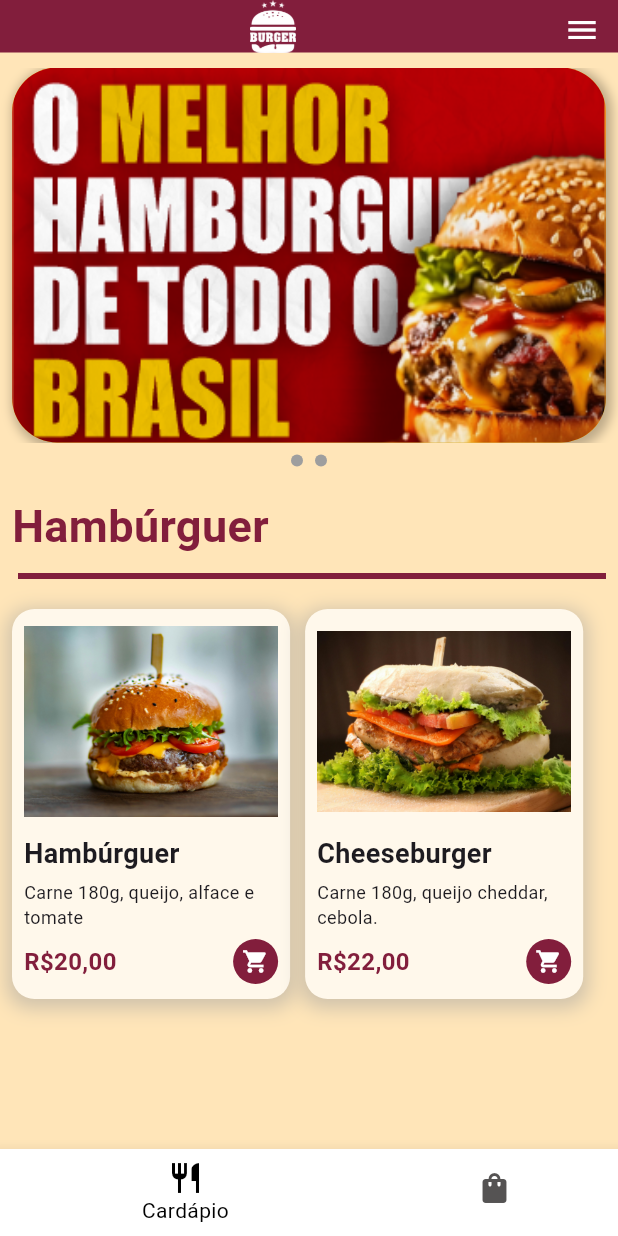
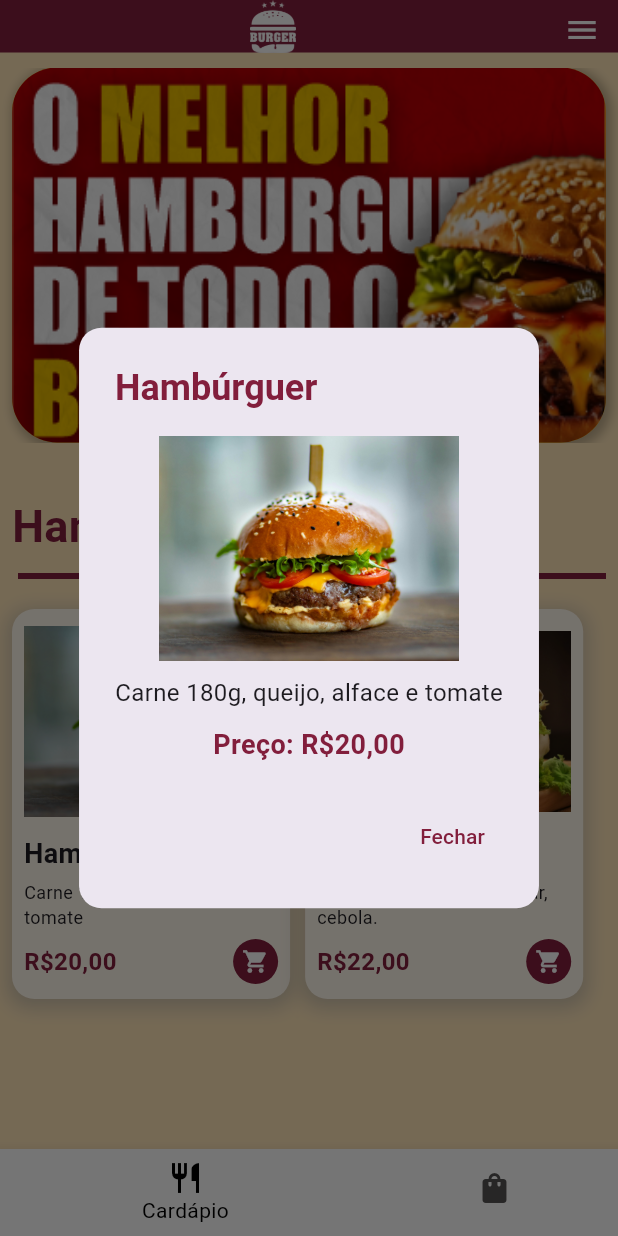
Before and after one commit to Gabriel-Victor03/appdelivery, a Flutter app: the screen it shows after launch, after a tap on the "shopping cart" icon, on a phone screen of 412 x 824 dp. Run offline on Flutter 3.47's test engine with Material 3 defaults, Android fonts, the phone set to English and light mode, and no system bars; drawn by our look-alikes of carousel_slider; our stand-ins replace parse_server_sdk_flutter; network calls fail.

Commit message:
detalhes card protótipo

```diff
--- a/lib/view/components/my_cards.dart
+++ b/lib/view/components/my_cards.dart
@@ -16,6 +16,57 @@ class MyCards extends StatelessWidget {
     },
     // Adicione mais produtos conforme necessário
   ];
+
+  // Função para abrir o diálogo com mais informações do produto
+  Future<void> openDialog(BuildContext context, Map<String, String> product) =>
+      showDialog(
+        context: context,
+        builder: (BuildContext context) {
+          return AlertDialog(
+            shape:
+                RoundedRectangleBorder(borderRadius: BorderRadius.circular(15)),
+            title: Text(
+              product['title']!,
+              style: TextStyle(
+                fontSize: 24,
+                fontWeight: FontWeight.bold,
+                color: Color.fromARGB(255, 130, 30, 60),
+              ),
+            ),
+            content: Column(
+              mainAxisSize: MainAxisSize.min,
+              children: [
+                Image.asset(product['image']!, height: 150),
+                SizedBox(height: 10),
+                Text(
+                  product['description']!,
+                  style: TextStyle(fontSize: 16),
+                ),
+                SizedBox(height: 10),
+                Text(
+                  'Preço: ${product['preco']}',
+                  style: TextStyle(
+                    fontSize: 18,
+                    fontWeight: FontWeight.bold,
+                    color: Color.fromARGB(255, 130, 30, 60),
+                  ),
+                ),
+              ],
+            ),
+            actions: [
+              TextButton(
+                onPressed: () {
+                  Navigator.of(context).pop();
+                },
+                child: Text(
+                  'Fechar',
+                  style: TextStyle(color: Color.fromARGB(255, 130, 30, 60)),
+                ),
+              ),
+            ],
+          );
+        },
+      );
 
   @override
   Widget build(BuildContext context) {
@@ -104,8 +155,7 @@ class MyCards extends StatelessWidget {
                             ),
                             child: GestureDetector(
                               onTap: () {
-                                // Ação do botão
-                                print("Carrinho pressionado");
+                                openDialog(context, product);
                               },
                               child: Center(
                                 child: Icon(
```
Also changed, not shown: lib/view/components/my_cards copy.dart (deleted, +0 -112 lines).
